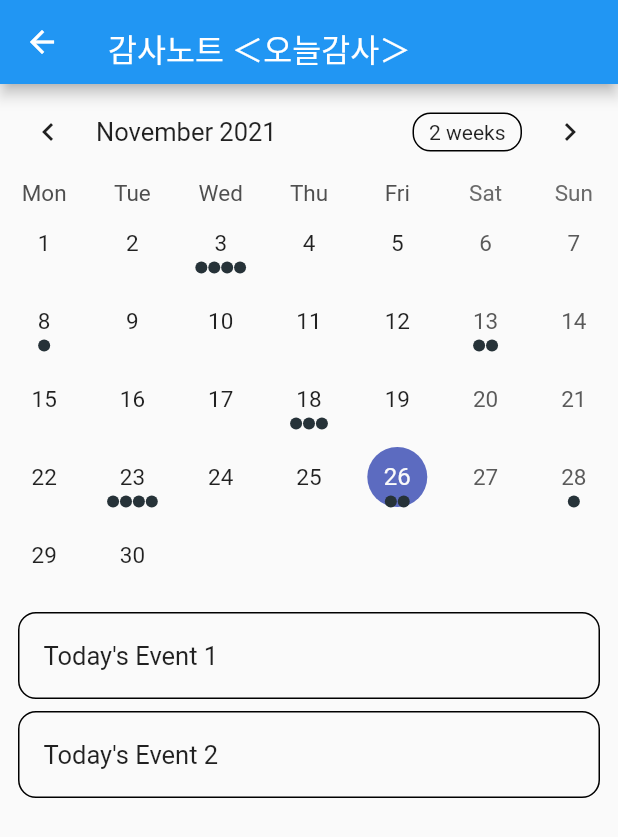
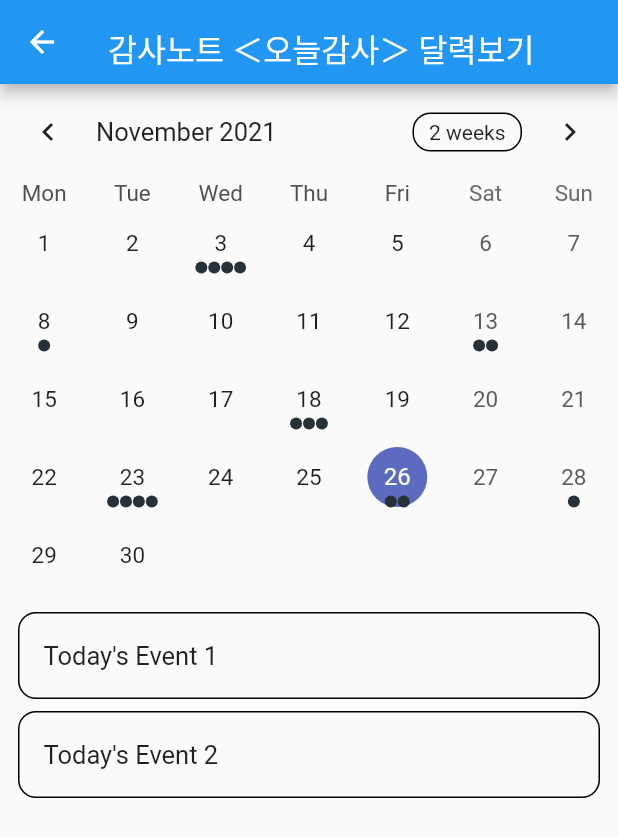
Before and after one commit to mygospel/thanks2, a Flutter app: the ThanksCanledar screen opened directly, on a phone screen of 412 x 824 dp. Shown: the top 837 px of the screen. Run offline on Flutter 3.47's test engine with Material 2 defaults, Android fonts, the light colour scheme and no system bars; drawn by our look-alikes of table_calendar; our stand-ins replace badges, flutter_local_notifications, flutter_native_splash, fluttertoast, material_design_icons_flutter, sqflite and 2 more; missing offline and left inert: calendar_calendar; accounts and stored records are empty.

```diff
--- a/lib/calendar.dart
+++ b/lib/calendar.dart
@@ -90,7 +90,7 @@ class _ThanksCanledarState extends State<ThanksCanledar> {
           // you can forcefully translate values left side using Transform
           transform: Matrix4.translationValues(0.0, 5.0, 0.0),
           child: Text(
-            "감사노트 ＜오늘감사＞",
+            "감사노트 ＜오늘감사＞ 달력보기",
             textAlign: TextAlign.center,
             style: TextStyle(
               color: Colors.white,
```
